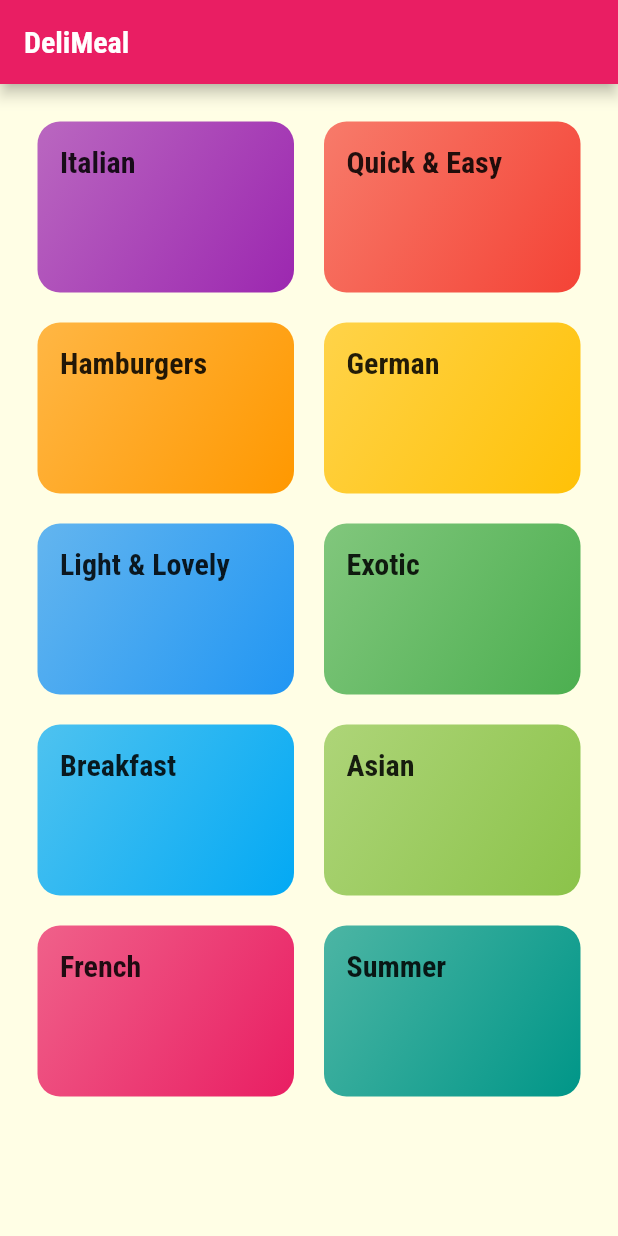
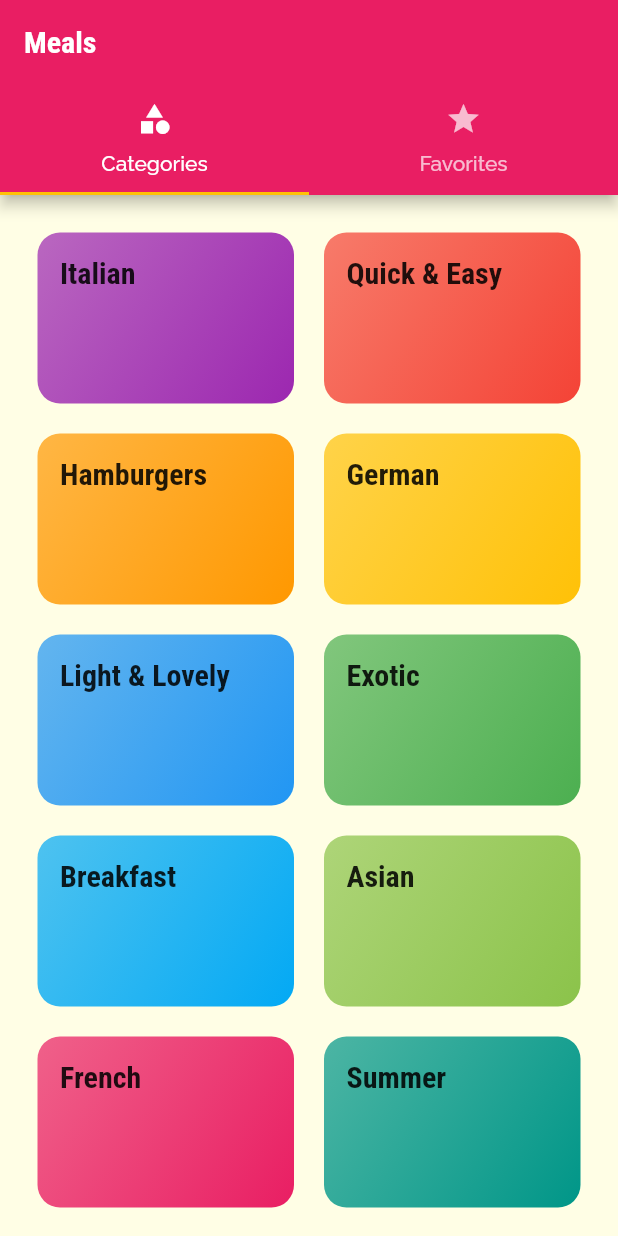
Before and after one commit to ramsthapit/flutter_meals, a Flutter app: the screen it shows after launch, on a phone screen of 412 x 824 dp. Run offline on Flutter 3.47's test engine with Material 2 defaults, Android fonts, the phone set to English and light mode, and no system bars.

Commit message:
adding tabbar

```diff
--- a/lib/main.dart
+++ b/lib/main.dart
@@ -2,6 +2,7 @@ import 'package:flutter/material.dart';
 import 'package:meals_app/screens/categories_screen.dart';
 import 'package:meals_app/screens/category_meals_screen.dart';
 import 'package:meals_app/screens/meal_detail_screen.dart';
+import 'package:meals_app/screens/tabs_screen.dart';
 
 void main() {
   runApp(const MyApp());
@@ -43,7 +44,7 @@ class MyApp extends StatelessWidget {
               ))),
       // home: CategoriesScreen(),
       routes: {
-        '/': ((ctx) => CategoriesScreen()),
+        '/': ((ctx) => TabScreen()),
         CategoryMealsScreen.routeName: (ctx) => CategoryMealsScreen(),
         MealDetailScreen.routeName: (ctx) => MealDetailScreen(),
       },
--- a/lib/screens/categories_screen.dart
+++ b/lib/screens/categories_screen.dart
@@ -5,11 +5,7 @@ import '../widgets/category_item.dart';
 class CategoriesScreen extends StatelessWidget {
   @override
   Widget build(BuildContext context) {
-    return Scaffold(
-      appBar: AppBar(
-        title: const Text("DeliMeal"),
-      ),
-      body: GridView(
+    return GridView(
         padding: const EdgeInsets.all(25),
         children: DUMMY_CATEGORIES
             .map(
@@ -26,7 +22,6 @@ class CategoriesScreen extends StatelessWidget {
           crossAxisSpacing: 20,
           mainAxisSpacing: 20,
         ),
-      ),
-    );
+      );
   }
 }
--- /dev/null
+++ b/lib/screens/favorites_screen.dart
@@ -0,0 +1,11 @@
+import 'package:flutter/cupertino.dart';
+
+class FavoritesScreen extends StatelessWidget {
+
+  @override
+  Widget build(BuildContext context) {
+    return const Center(
+      child: Text('The Favorites'),
+    );
+  }
+}
--- a/lib/screens/meal_detail_screen.dart
+++ b/lib/screens/meal_detail_screen.dart
@@ -35,7 +35,7 @@ class MealDetailScreen extends StatelessWidget {
     final selectedMeal = DUMMY_MEALS.firstWhere((meal) => meal.id == mealId);
     return Scaffold(
       appBar: AppBar(
-        title: const Text('${'selectedMeal.title'}'),
+        title: Text('${selectedMeal.title}'),
       ),
       body: SingleChildScrollView(
         child: Column(
--- /dev/null
+++ b/lib/screens/tabs_screen.dart
@@ -0,0 +1,31 @@
+import 'package:flutter/material.dart';
+import 'package:meals_app/screens/categories_screen.dart';
+import 'package:meals_app/screens/favorites_screen.dart';
+
+class TabScreen extends StatefulWidget {
+
+  @override
+  State<TabScreen> createState() => _TabScreenState();
+}
+
+class _TabScreenState extends State<TabScreen> {
+  @override
+  Widget build(BuildContext context) {
+    return DefaultTabController( length: 2, child: Scaffold(
+      appBar: AppBar(title: const Text('Meals'), bottom: const TabBar(tabs: <Widget>[
+        Tab(
+          icon: Icon(Icons.category) ,
+          text: 'Categories' ,
+        ),
+        Tab(
+          icon: Icon(Icons.star,), text:'Favorites',
+        ),
+      ],)),
+      body: TabBarView(children: <Widget>[
+        CategoriesScreen(), FavoritesScreen(),
+      ],),
+    ),
+
+    );
+  }
+}
```
